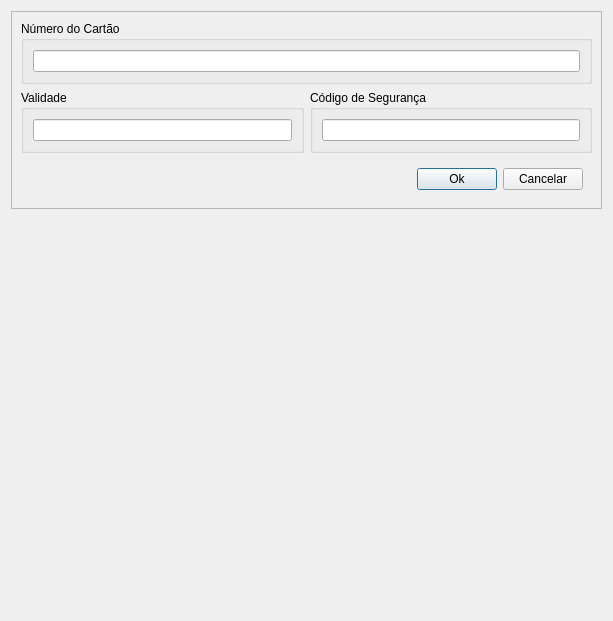
Qt form Android/AplicativoVersaoFinal/cardinfo.ui (itsGiuu/slash_n) before a commit.
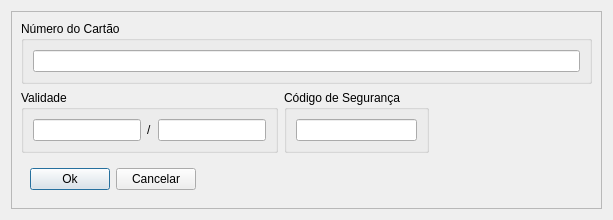
The same form after that commit.

The edit to the form file:
```diff
--- a/Android/AplicativoVersaoFinal/cardinfo.ui
+++ b/Android/AplicativoVersaoFinal/cardinfo.ui
@@ -7,11 +7,11 @@
     <x>0</x>
     <y>0</y>
     <width>613</width>
-    <height>621</height>
+    <height>197</height>
    </rect>
   </property>
   <property name="sizePolicy">
-   <sizepolicy hsizetype="Preferred" vsizetype="Expanding">
+   <sizepolicy hsizetype="Preferred" vsizetype="Minimum">
     <horstretch>0</horstretch>
     <verstretch>0</verstretch>
    </sizepolicy>
@@ -23,7 +23,7 @@
    <item>
     <widget class="QFrame" name="frame">
      <property name="sizePolicy">
-      <sizepolicy hsizetype="Preferred" vsizetype="Preferred">
+      <sizepolicy hsizetype="Preferred" vsizetype="Minimum">
        <horstretch>0</horstretch>
        <verstretch>0</verstretch>
       </sizepolicy>
@@ -38,7 +38,7 @@
       <item>
        <widget class="QGroupBox" name="groupBox">
         <property name="sizePolicy">
-         <sizepolicy hsizetype="Expanding" vsizetype="Expanding">
+         <sizepolicy hsizetype="Preferred" vsizetype="Expanding">
           <horstretch>0</horstretch>
           <verstretch>0</verstretch>
          </sizepolicy>
@@ -46,9 +46,16 @@
         <property name="title">
          <string>Número do Cartão</string>
         </property>
-        <layout class="QVBoxLayout" name="verticalLayout_2">
+        <layout class="QHBoxLayout" name="horizontalLayout_4">
          <item>
-          <widget class="QLineEdit" name="lineEdit"/>
+          <widget class="QLineEdit" name="lineEdit">
+           <property name="sizePolicy">
+            <sizepolicy hsizetype="Minimum" vsizetype="Fixed">
+             <horstretch>0</horstretch>
+             <verstretch>0</verstretch>
+            </sizepolicy>
+           </property>
+          </widget>
          </item>
         </layout>
        </widget>
@@ -73,7 +80,7 @@
            <property name="title">
             <string>Validade</string>
            </property>
-           <layout class="QVBoxLayout" name="verticalLayout_3">
+           <layout class="QHBoxLayout" name="horizontalLayout">
             <property name="leftMargin">
              <number>9</number>
             </property>
@@ -81,7 +88,31 @@
              <number>9</number>
             </property>
             <item>
-             <widget class="QLineEdit" name="lineEdit_2"/>
+             <widget class="QLineEdit" name="lineEdit_2">
+              <property name="sizePolicy">
+               <sizepolicy hsizetype="Preferred" vsizetype="Fixed">
+                <horstretch>0</horstretch>
+                <verstretch>0</verstretch>
+               </sizepolicy>
+              </property>
+             </widget>
+            </item>
+            <item>
+             <widget class="QLabel" name="label">
+              <property name="text">
+               <string>/</string>
+              </property>
+             </widget>
+            </item>
+            <item>
+             <widget class="QLineEdit" name="lineEdit_4">
+              <property name="sizePolicy">
+               <sizepolicy hsizetype="Preferred" vsizetype="Fixed">
+                <horstretch>0</horstretch>
+                <verstretch>0</verstretch>
+               </sizepolicy>
+              </property>
+             </widget>
             </item>
            </layout>
           </widget>
@@ -89,7 +120,7 @@
          <item>
           <widget class="QGroupBox" name="groupBox_3">
            <property name="sizePolicy">
-            <sizepolicy hsizetype="Expanding" vsizetype="Expanding">
+            <sizepolicy hsizetype="Preferred" vsizetype="Expanding">
              <horstretch>0</horstretch>
              <verstretch>0</verstretch>
             </sizepolicy>
@@ -102,30 +133,37 @@
              <number>9</number>
             </property>
             <item>
-             <widget class="QLineEdit" name="lineEdit_3"/>
+             <widget class="QLineEdit" name="lineEdit_3">
+              <property name="sizePolicy">
+               <sizepolicy hsizetype="Preferred" vsizetype="Fixed">
+                <horstretch>0</horstretch>
+                <verstretch>0</verstretch>
+               </sizepolicy>
+              </property>
+             </widget>
             </item>
            </layout>
           </widget>
          </item>
+         <item>
+          <spacer name="horizontalSpacer_2">
+           <property name="orientation">
+            <enum>Qt::Horizontal</enum>
+           </property>
+           <property name="sizeHint" stdset="0">
+            <size>
+             <width>40</width>
+             <height>20</height>
+            </size>
+           </property>
+          </spacer>
+         </item>
         </layout>
        </widget>
       </item>
       <item>
        <widget class="QWidget" name="widget_2" native="true">
         <layout class="QHBoxLayout" name="horizontalLayout_2">
-         <item>
-          <spacer name="horizontalSpacer">
-           <property name="orientation">
-            <enum>Qt::Horizontal</enum>
-           </property>
-           <property name="sizeHint" stdset="0">
-            <size>
-             <width>40</width>
-             <height>20</height>
-            </size>
-           </property>
-          </spacer>
-         </item>
          <item>
           <widget class="QPushButton" name="pushButton_2">
            <property name="text">
@@ -140,25 +178,25 @@
            </property>
           </widget>
          </item>
+         <item>
+          <spacer name="horizontalSpacer">
+           <property name="orientation">
+            <enum>Qt::Horizontal</enum>
+           </property>
+           <property name="sizeHint" stdset="0">
+            <size>
+             <width>40</width>
+             <height>20</height>
+            </size>
+           </property>
+          </spacer>
+         </item>
         </layout>
        </widget>
       </item>
      </layout>
     </widget>
    </item>
-   <item>
-    <spacer name="verticalSpacer">
-     <property name="orientation">
-      <enum>Qt::Vertical</enum>
-     </property>
-     <property name="sizeHint" stdset="0">
-      <size>
-       <width>20</width>
-       <height>600</height>
-      </size>
-     </property>
-    </spacer>
-   </item>
   </layout>
  </widget>
  <resources/>
```
